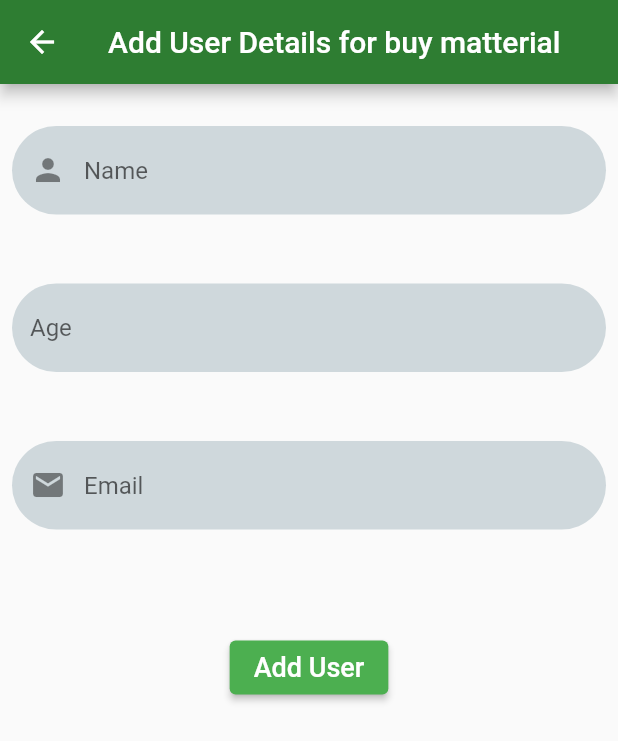
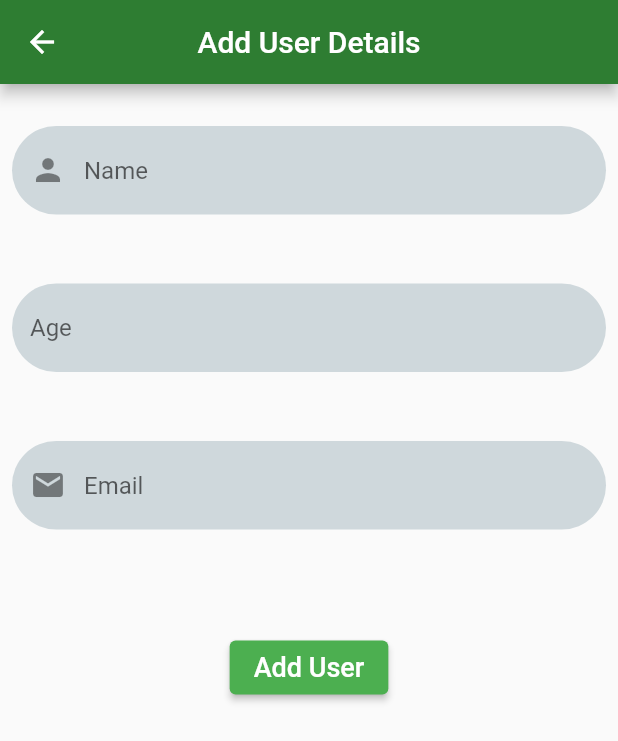
Before and after one commit to AtulChauhan97/RepoForTest, a Flutter app: the Add screen opened directly, on a phone screen of 412 x 824 dp. Shown: the top 741 px of the screen. Run offline on Flutter 3.47's test engine with Material 2 defaults, Android fonts, the phone set to English and light mode, and no system bars; our stand-ins replace dio; network calls fail.

Commit message:
title changed once again

```diff
--- a/lib/screens/add_screen.dart
+++ b/lib/screens/add_screen.dart
@@ -23,7 +23,7 @@ class _AddState extends State<Add> {
       appBar: AppBar(
         backgroundColor: Colors.green.shade800,
         centerTitle: true,
-        title: const Text('Add User Details for buy matterial'),
+        title: const Text('Add User Details'),
       ),
       body: Padding(
         padding: const EdgeInsets.symmetric(vertical: 20.0),
```
